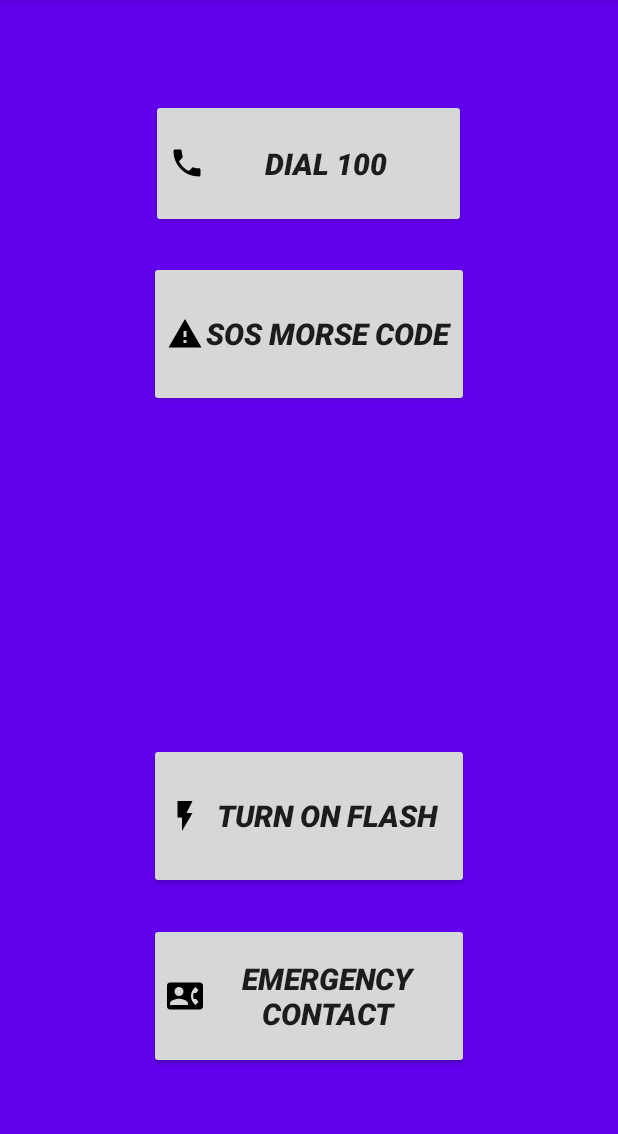
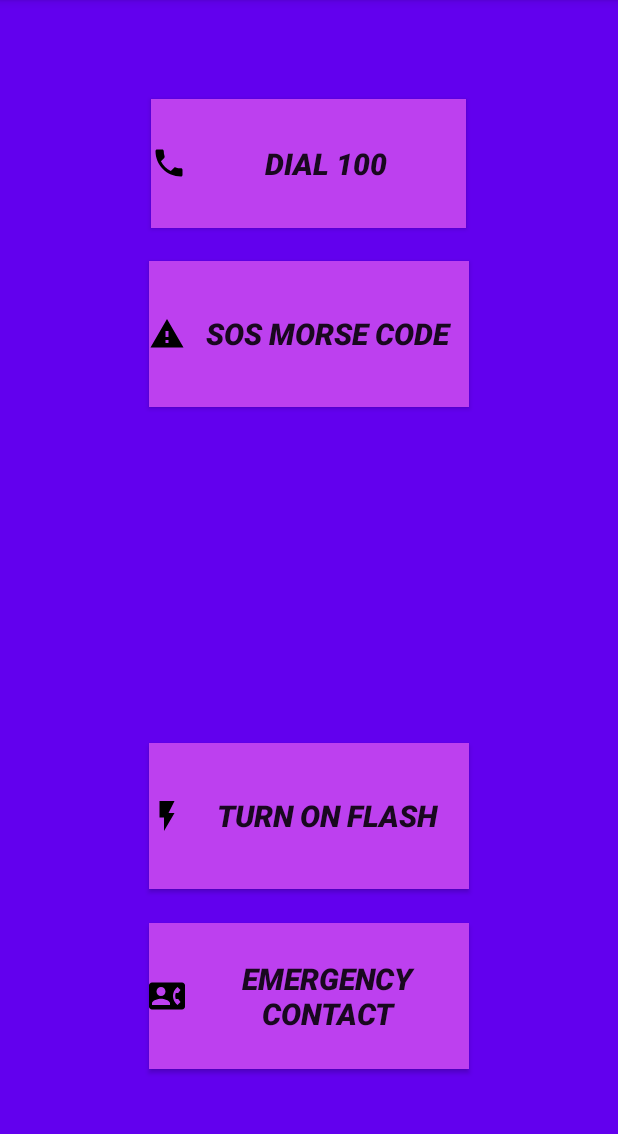
Before and after one commit to PPathole/Crime_App, an Android app: the sosActivity screen opened directly, with no data from a screen before it, on a phone screen of 412 x 824 dp, the part 84-1218 px from its top. Run offline under Robolectric (Android 15) with nearby library versions, the phone set to English and light mode, and no system bars.

Commit message:
UI fixes

```diff
--- a/app/src/main/res/layout/activity_complaint.xml
+++ b/app/src/main/res/layout/activity_complaint.xml
@@ -55,6 +55,7 @@
         android:layout_alignParentBottom="true"
         android:layout_alignParentStart="true"
         android:layout_marginBottom="14dp"
+        android:background="#bd40ef"
         android:onClick="submitReport"
         android:text="@string/submit_report"
         android:textSize="20sp" />
--- a/app/src/main/res/layout/activity_main.xml
+++ b/app/src/main/res/layout/activity_main.xml
@@ -34,6 +34,7 @@
             android:id="@+id/registermainButton"
             android:layout_width="match_parent"
             android:layout_height="116dp"
+            android:background="#bd40ef"
             android:drawableLeft="@drawable/ic_group_black_24dp"
             android:drawableStart="@drawable/ic_group_black_24dp"
             android:onClick="registerUser"
--- a/app/src/main/res/layout/activity_register.xml
+++ b/app/src/main/res/layout/activity_register.xml
@@ -69,6 +69,7 @@
         android:layout_alignParentBottom="true"
         android:layout_centerHorizontal="true"
         android:layout_marginBottom="45dp"
+        android:background="#bd40ef"
         android:onClick="registerToLogin"
         android:text="@string/registeruserbutton"
         android:textSize="20sp" />
--- a/app/src/main/res/layout/activity_sos.xml
+++ b/app/src/main/res/layout/activity_sos.xml
@@ -9,56 +9,60 @@
 
     <Button
         android:id="@+id/sosMorsecode"
-        android:drawableLeft="@drawable/ic_warning_black_24dp"
         android:layout_width="213dp"
         android:layout_height="97dp"
         android:layout_alignParentTop="true"
         android:layout_centerHorizontal="true"
         android:layout_marginTop="174dp"
+        android:background="#bd40ef"
+        android:drawableLeft="@drawable/ic_warning_black_24dp"
+        android:drawableStart="@drawable/ic_warning_black_24dp"
         android:onClick="playmorse"
         android:text="@string/sosmorsecode"
         android:textSize="20sp"
-        android:textStyle="bold|italic"
-        android:drawableStart="@drawable/ic_warning_black_24dp" />
+        android:textStyle="bold|italic" />
 
     <Button
         android:id="@+id/flash"
-        android:drawableLeft="@drawable/ic_flash_on_black_24dp"
         android:layout_width="213dp"
         android:layout_height="97dp"
         android:layout_alignParentBottom="true"
         android:layout_centerHorizontal="true"
         android:layout_marginBottom="175dp"
+        android:background="#bd40ef"
+        android:drawableLeft="@drawable/ic_flash_on_black_24dp"
+        android:drawableStart="@drawable/ic_flash_on_black_24dp"
         android:text="@string/flash"
         android:textSize="20sp"
-        android:textStyle="bold|italic"
-        android:drawableStart="@drawable/ic_flash_on_black_24dp" />
+        android:textStyle="bold|italic" />
 
     <Button
         android:id="@+id/call100"
-        android:drawableLeft="@drawable/ic_phone_black_24dp"
         android:layout_width="210dp"
         android:layout_height="86dp"
         android:layout_alignParentTop="true"
         android:layout_centerHorizontal="true"
         android:layout_marginTop="66dp"
+        android:background="#bd40ef"
+        android:drawableLeft="@drawable/ic_phone_black_24dp"
+        android:drawableStart="@drawable/ic_phone_black_24dp"
         android:onClick="dialPolice"
         android:text="@string/dialemergency"
         android:textSize="20sp"
-        android:textStyle="bold|italic"
-        android:drawableStart="@drawable/ic_phone_black_24dp" />
+        android:textStyle="bold|italic" />
 
     <Button
         android:id="@+id/emergencycontact"
-        android:drawableLeft="@drawable/ic_contact_phone_black_24dp"
         android:layout_width="213dp"
         android:layout_height="97dp"
         android:layout_alignParentBottom="true"
         android:layout_centerHorizontal="true"
         android:layout_marginBottom="55dp"
+        android:background="#bd40ef"
+        android:drawableLeft="@drawable/ic_contact_phone_black_24dp"
+        android:drawableStart="@drawable/ic_contact_phone_black_24dp"
         android:onClick="contact"
         android:text="@string/contactemergency"
         android:textSize="20sp"
-        android:textStyle="bold|italic"
-        android:drawableStart="@drawable/ic_contact_phone_black_24dp" />
+        android:textStyle="bold|italic" />
 </RelativeLayout>
--- a/app/src/main/res/values/strings.xml
+++ b/app/src/main/res/values/strings.xml
@@ -47,7 +47,7 @@
     <string name="instagram">
         <a href="https://instagram.com/pranaypathole">Instagram</a>
     </string>
-    <string name="todo">TODO</string>
+    <string name="toDo">TODO</string>
     <string name="todo">TODO</string>
     <string name="home">HomePage</string>
 
```
Also changed, not shown: app/src/main/res/drawable/ic_lock_black_24dp.xml (added, +9 -0 lines), app/src/main/res/drawable/ic_priority_high_black_24dp.xml (added, +12 -0 lines), app/src/main/res/layout/activity_homepage.xml (+9 -6 lines), app/src/main/res/layout/activity_login.xml (+7 -3 lines).
